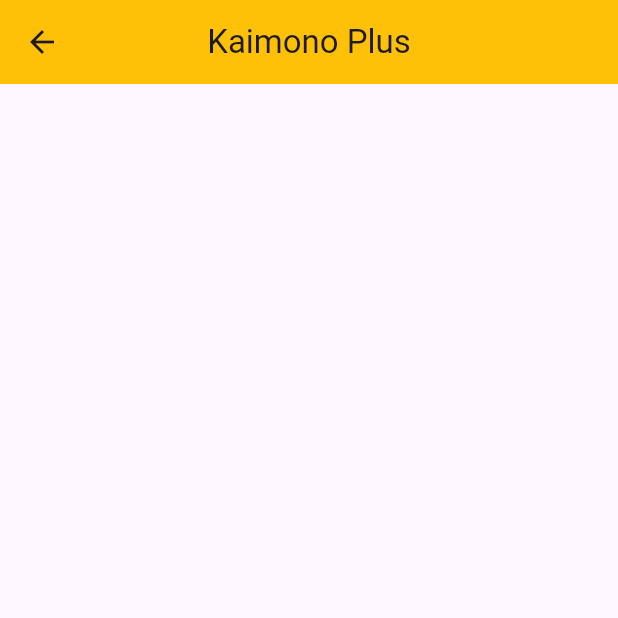
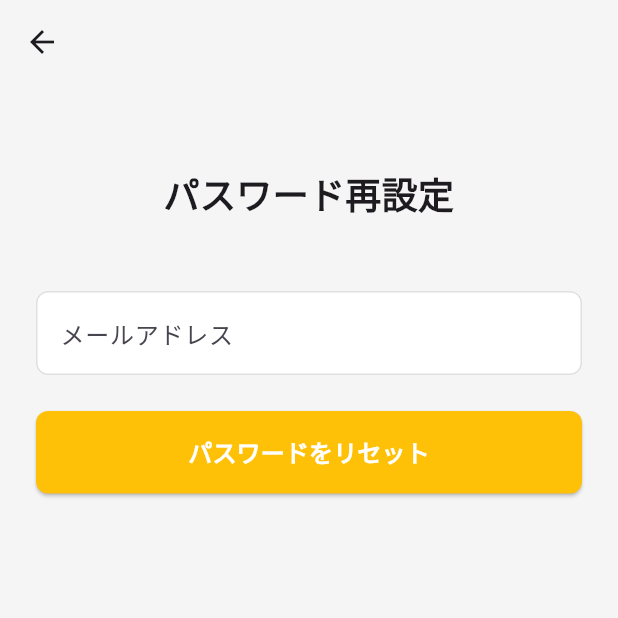
Before and after one commit to a-utaya/kaimono-plus, a Flutter app: the PasswordResetPage screen opened directly, on a phone screen of 412 x 824 dp, the top half of it. Run offline on Flutter 3.47's test engine with Material 3 defaults, Android fonts, the phone set to English and light mode, and no system bars; our stand-ins replace gap.

Commit message:
微修正

```diff
--- a/lib/apps/kaimono_plus/pages/password_reset_page.dart
+++ b/lib/apps/kaimono_plus/pages/password_reset_page.dart
@@ -7,9 +7,73 @@ class PasswordResetPage extends StatelessWidget {
   Widget build(BuildContext context) {
     return Scaffold(
       appBar: AppBar(
-        backgroundColor: Colors.amber,
-        title: const Text('Kaimono Plus'),
-        centerTitle: true,
+        backgroundColor: Colors.grey[100],
+      ),
+      body: Container(
+        height: double.infinity,
+        color: Colors.grey[100],
+        child: SafeArea(
+          child: SingleChildScrollView(
+            padding: const EdgeInsets.all(24.0),
+            child: Column(
+              crossAxisAlignment: CrossAxisAlignment.stretch,
+              children: [
+                const SizedBox(height: 32),
+                const Text(
+                  'パスワード再設定',
+                  style: TextStyle(
+                    fontSize: 24,
+                    fontWeight: FontWeight.bold,
+                  ),
+                  textAlign: TextAlign.center,
+                ),
+                const SizedBox(height: 48),
+                TextField(
+                  decoration: InputDecoration(
+                    labelText: 'メールアドレス',
+                    filled: true,
+                    fillColor: Colors.white,
+                    border: OutlineInputBorder(
+                      borderRadius: BorderRadius.circular(8),
+                    ),
+                    enabledBorder: OutlineInputBorder(
+                      borderRadius: BorderRadius.circular(8),
+                      borderSide: BorderSide(color: Colors.grey[300]!),
+                    ),
+                    focusedBorder: OutlineInputBorder(
+                      borderRadius: BorderRadius.circular(8),
+                      borderSide: const BorderSide(color: Colors.amber),
+                    ),
+                  ),
+                  keyboardType: TextInputType.emailAddress,
+                  autofillHints: const [AutofillHints.email],
+                ),
+                const SizedBox(height: 24),
+                ElevatedButton(
+                  onPressed: () {
+                    // FIXME: パスワードリセット処理を実装
+                    Navigator.of(context).pop();
+                  },
+                  style: ElevatedButton.styleFrom(
+                    backgroundColor: Colors.amber,
+                    foregroundColor: Colors.white,
+                    padding: const EdgeInsets.symmetric(vertical: 16),
+                    shape: RoundedRectangleBorder(
+                      borderRadius: BorderRadius.circular(8),
+                    ),
+                  ),
+                  child: const Text(
+                    'パスワードをリセット',
+                    style: TextStyle(
+                      fontSize: 16,
+                      fontWeight: FontWeight.bold,
+                    ),
+                  ),
+                ),
+              ],
+            ),
+          ),
+        ),
       ),
     );
   }
--- a/lib/apps/kaimono_plus/pages/sign_in_page.dart
+++ b/lib/apps/kaimono_plus/pages/sign_in_page.dart
@@ -16,7 +16,8 @@ class SignInPage extends StatelessWidget {
         centerTitle: true,
       ),
       body: Container(
-        color: Colors.grey[100],
+        height: double.infinity,
+        color: Colors.grey[50],
         child: SafeArea(
           child: SingleChildScrollView(
             padding: const EdgeInsets.all(24.0),
--- a/lib/apps/kaimono_plus/pages/sign_up_page.dart
+++ b/lib/apps/kaimono_plus/pages/sign_up_page.dart
@@ -119,7 +119,7 @@ class SignUpPage extends StatelessWidget {
                     const Text('既にアカウントをお持ちですか？ '),
                     TextButton(
                       onPressed: () {
-                        // TODO: ログインページに遷移
+                        Navigator.of(context).pop();
                       },
                       child: const Text('ログイン'),
                     ),
```
Also changed, not shown: lib/apps/kaimono_plus/pages/list_page.dart (+23 -9 lines).
